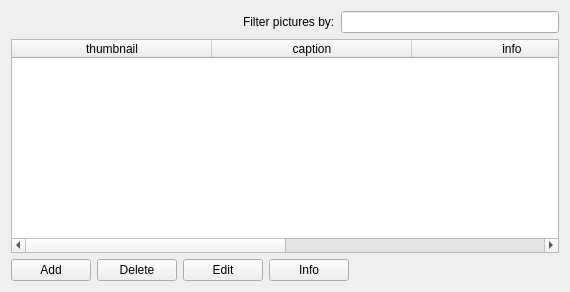
First picture: the form in client/uiforms/pictures.ui, repository Wolframe/configurator, before the edit.
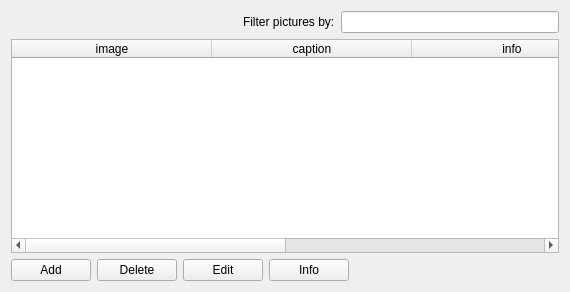
Second picture: the form after the edit. Icons and pictures are not drawn.

Diff of the .ui file:
```diff
--- a/client/uiforms/pictures.ui
+++ b/client/uiforms/pictures.ui
@@ -162,7 +162,7 @@
      </attribute>
      <column>
       <property name="text">
-       <string>thumbnail</string>
+       <string>image</string>
       </property>
      </column>
      <column>
```
Left out of the diff: 4 changed lines with no effect on the pictures.
